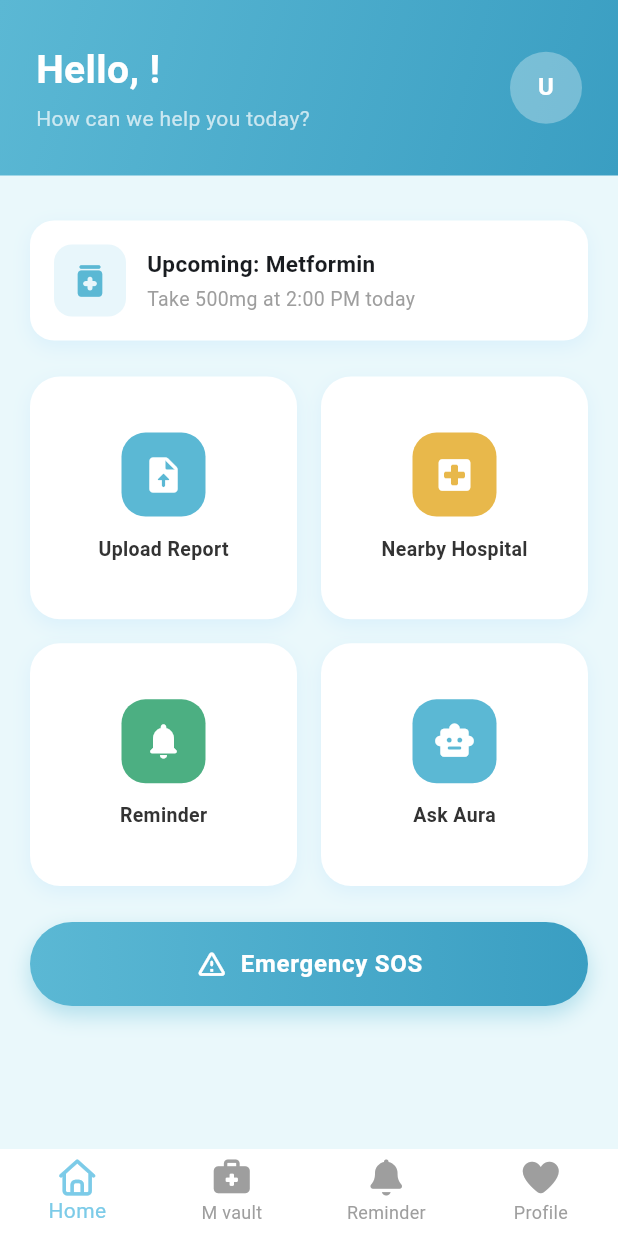
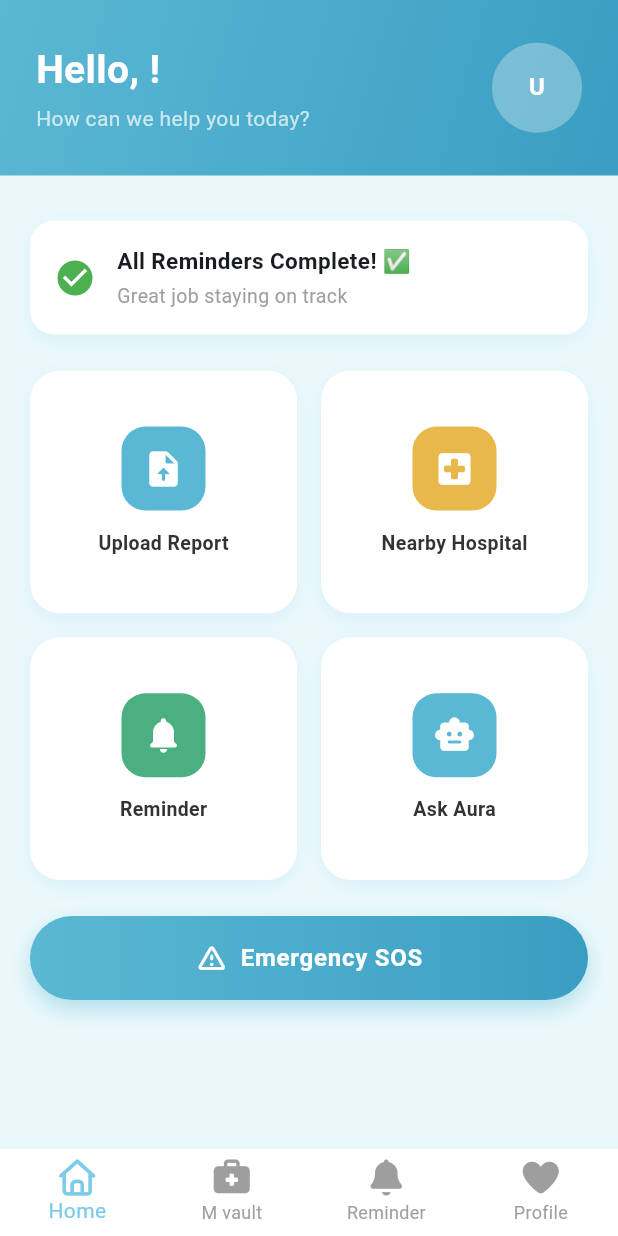
Before and after one commit to GayathriIsurika/AuraCare-App, a Flutter app: the HomeScreen screen opened by its route, on a phone screen of 412 x 824 dp. Run offline on Flutter 3.47's test engine with Material 3 defaults, Android fonts, the phone set to English and light mode, and no system bars; our stand-ins replace cloud_firestore, country_code_picker, file_picker, firebase_auth, firebase_core, font_awesome_flutter and 2 more; missing offline and left inert: cloudinary_public, cunning_document_scanner; accounts and stored records are empty.

Commit message:
Implement upcoming reminders feature with Firebase integration and UI enhancements

```diff
--- a/lib/screens/home_screen.dart
+++ b/lib/screens/home_screen.dart
@@ -1,7 +1,9 @@
+import 'package:auracare_app/widgets/home_upcoming_reminder_card.dart';
 import 'package:flutter/material.dart';
 import '../widgets/bottom_nav_bar.dart';
 import 'package:auracare_app/services/firebase_service.dart';
 import 'package:auracare_app/constant/app_colors.dart';
+import 'package:auracare_app/models/reminder_model.dart';
 
 class HomeScreen extends StatefulWidget {
   const HomeScreen({super.key});
@@ -18,10 +20,22 @@ class _HomeScreenState extends State<HomeScreen> {
   String _profileImageUrl = '';
   bool _isLoading = true;
 
+  // ── Stores upcoming reminders (carousel) ──
+  List<ReminderModel> _upcomingReminders = [];
+  final PageController _pageController = PageController(viewportFraction: 0.92);
+  int _currentPage = 0;
+
   @override
   void initState() {
     super.initState();
     _loadUserData();
+    _loadUpcomingReminders();
+  }
+
+  @override
+  void dispose() {
+    _pageController.dispose();
+    super.dispose();
   }
 
   // ── Load user name from Firebase ──
@@ -50,6 +64,26 @@ class _HomeScreenState extends State<HomeScreen> {
     }
   }
 
+  // ── Load upcoming reminder from Firebase ──
+  Future<void> _loadUpcomingReminders() async {
+    if (_firebaseService.currentUser == null) return;
+
+    final reminders = await _firebaseService.getReminders();
+    if (!mounted) return;
+
+    final list =
+        reminders
+            .map((m) => ReminderModel.fromMap(m))
+            .where((r) => !r.isHydration && !r.isTaken)
+            .toList()
+          ..sort((a, b) => a.time.compareTo(b.time)); // "HH:mm" sorts correctly
+
+    setState(() {
+      _upcomingReminders = list;
+      if (_currentPage >= list.length) _currentPage = 0;
+    });
+  }
+
   @override
   Widget build(BuildContext context) {
     return Scaffold(
@@ -65,7 +99,20 @@ class _HomeScreenState extends State<HomeScreen> {
                 child: Column(
                   children: [
                     const SizedBox(height: 10),
-                    _buildMedicationCard(),
+
+                    // ── Upcoming Reminder Card ──
+                    HomeUpcomingCard(
+                      reminder: _upcomingReminders.isEmpty
+                          ? null
+                          : _upcomingReminders[0],
+                      onTap: () {
+                        Navigator.pushNamed(context, '/reminder').then((_) {
+                          // Reload when coming back from reminder screen
+                          _loadUpcomingReminders();
+                        });
+                      },
+                    ),
+
                     const SizedBox(height: 24),
                     _buildActionGrid(context),
                     const SizedBox(height: 24),
@@ -122,9 +169,8 @@ class _HomeScreenState extends State<HomeScreen> {
                 ),
               ],
             ),
-
             CircleAvatar(
-                radius: 24,
+              radius: 30,
               backgroundColor: Colors.white.withValues(alpha: 0.3),
               // ← Shows profile image if available, else initials
               backgroundImage: _profileImageUrl.isNotEmpty
@@ -141,7 +187,7 @@ class _HomeScreenState extends State<HomeScreen> {
                     )
                   : _profileImageUrl.isEmpty
                   ? Text(
-                  _userInitials,         // ← shows initials if no image
+                      _userInitials, // ← shows initials if no image
                       style: const TextStyle(
                         color: Colors.white,
                         fontWeight: FontWeight.bold,
@@ -152,55 +198,6 @@ class _HomeScreenState extends State<HomeScreen> {
             ),
           ],
         ),
-      ),
-    );
-  }
-
-  // ── MEDICATION CARD ──
-  Widget _buildMedicationCard() {
-    return Container(
-      padding: const EdgeInsets.all(16),
-      decoration: BoxDecoration(
-        color: Colors.white,
-        borderRadius: BorderRadius.circular(16),
-        boxShadow: [
-          BoxShadow(
-            color: Colors.blue.withValues(alpha: 0.08),
-            blurRadius: 10,
-            offset: const Offset(0, 4),
-          ),
-        ],
-      ),
-      child: Row(
-        children: [
-          Container(
-            padding: const EdgeInsets.all(10),
-            decoration: BoxDecoration(
-              color: const Color(0xFFE8F6FB),
-              borderRadius: BorderRadius.circular(12),
-            ),
-            child: const Icon(
-              Icons.medication_rounded,
-              color: Color(0xFF5BB8D4),
-              size: 28,
-            ),
-          ),
-          const SizedBox(width: 14),
-          const Column(
-            crossAxisAlignment: CrossAxisAlignment.start,
-            children: [
-              Text(
-                'Upcoming: Metformin',
-                style: TextStyle(fontWeight: FontWeight.bold, fontSize: 15),
-              ),
-              SizedBox(height: 4),
-              Text(
-                'Take 500mg at 2:00 PM today',
-                style: TextStyle(color: Colors.grey, fontSize: 13),
-              ),
-            ],
-          ),
-        ],
       ),
     );
   }
@@ -245,7 +242,9 @@ class _HomeScreenState extends State<HomeScreen> {
     return GestureDetector(
       onTap: () {
         if (item.label == 'Reminder') {
-          Navigator.pushNamed(context, '/reminder');
+          Navigator.pushNamed(context, '/reminder').then((_) {
+            _loadUpcomingReminders(); // Reload when back
+          });
         } else if (item.label == 'Upload Report') {
           Navigator.pushNamed(context, '/upload');
         } else if (item.label == 'Nearby Hospital') {
--- /dev/null
+++ b/lib/widgets/home_upcoming_reminder_card.dart
@@ -0,0 +1,105 @@
+import 'package:flutter/material.dart';
+import 'package:auracare_app/models/reminder_model.dart';
+
+class HomeUpcomingCard extends StatelessWidget {
+  final ReminderModel? reminder;
+  final VoidCallback? onTap;
+
+  const HomeUpcomingCard({super.key, this.reminder, this.onTap});
+
+  @override
+  Widget build(BuildContext context) {
+    // If no reminder, show empty state
+    if (reminder == null) {
+      return Container(
+        padding: const EdgeInsets.all(16),
+        decoration: BoxDecoration(
+          color: Colors.white,
+          borderRadius: BorderRadius.circular(16),
+          boxShadow: [
+            BoxShadow(
+              color: Colors.blue.withValues(alpha: 0.08),
+              blurRadius: 10,
+              offset: const Offset(0, 4),
+            ),
+          ],
+        ),
+        child: const Row(
+          children: [
+            Icon(Icons.check_circle, color: Colors.green, size: 28),
+            SizedBox(width: 14),
+            Column(
+              crossAxisAlignment: CrossAxisAlignment.start,
+              children: [
+                Text(
+                  'All Reminders Complete! ✅',
+                  style: TextStyle(fontWeight: FontWeight.bold, fontSize: 15),
+                ),
+                SizedBox(height: 4),
+                Text(
+                  'Great job staying on track',
+                  style: TextStyle(color: Colors.grey, fontSize: 13),
+                ),
+              ],
+            ),
+          ],
+        ),
+      );
+    }
+
+    return GestureDetector(
+      onTap: onTap,
+      child: Container(
+        padding: const EdgeInsets.all(16),
+        decoration: BoxDecoration(
+          color: Colors.white,
+          borderRadius: BorderRadius.circular(16),
+          boxShadow: [
+            BoxShadow(
+              color: Colors.blue.withValues(alpha: 0.08),
+              blurRadius: 10,
+              offset: const Offset(0, 4),
+            ),
+          ],
+        ),
+        child: Row(
+          children: [
+            Container(
+              padding: const EdgeInsets.all(10),
+              decoration: BoxDecoration(
+                color: const Color(0xFFE8F6FB),
+                borderRadius: BorderRadius.circular(12),
+              ),
+              child: const Icon(
+                Icons.medication_rounded,
+                color: Color(0xFF5BB8D4),
+                size: 28,
+              ),
+            ),
+            const SizedBox(width: 14),
+            Expanded(
+              child: Column(
+                crossAxisAlignment: CrossAxisAlignment.start,
+                children: [
+                  Text(
+                    'Upcoming: ${reminder!.name}',
+                    style: const TextStyle(
+                      fontWeight: FontWeight.bold,
+                      fontSize: 15,
+                    ),
+                  ),
+                  const SizedBox(height: 4),
+                  Text(
+                    'Take ${reminder!.dose} at ${reminder!.time}',
+                    style: const TextStyle(color: Colors.grey, fontSize: 13),
+                  ),
+                ],
+              ),
+            ),
+            const Icon(Icons.arrow_forward_ios, size: 16, color: Colors.grey),
+          ],
+        ),
+      ),
+    );
+  }
+}
```
Also changed, not shown: lib/models/reminder_model.dart (+25 -0 lines), lib/screens/reminder_screen.dart (+24 -15 lines), lib/widgets/add_reminder_sheet.dart (+38 -10 lines). Lines whose indentation alone changed are shown as unchanged.
